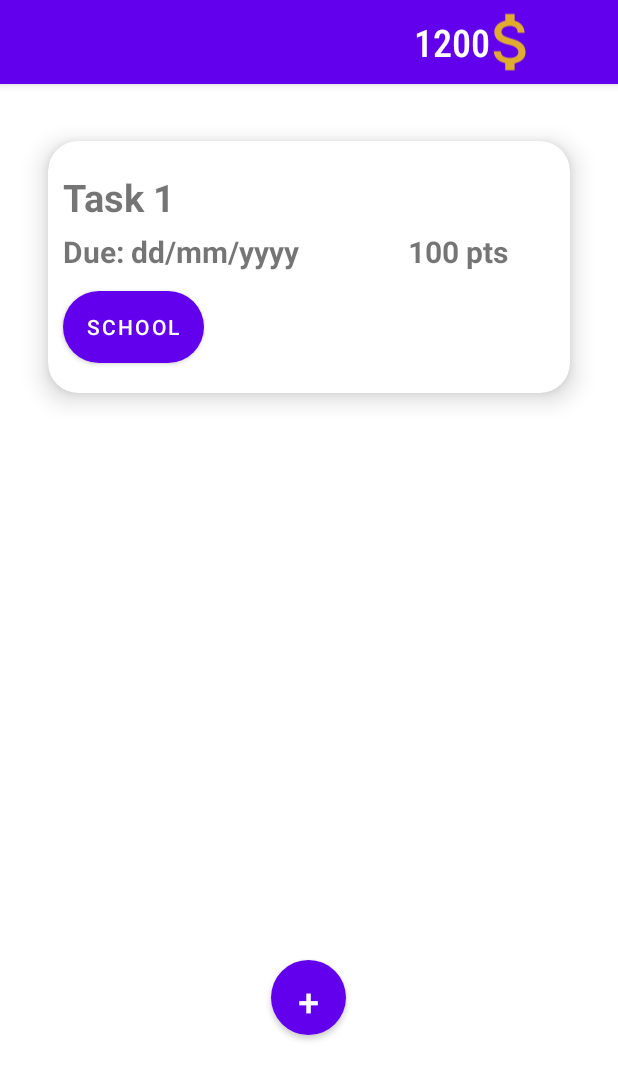
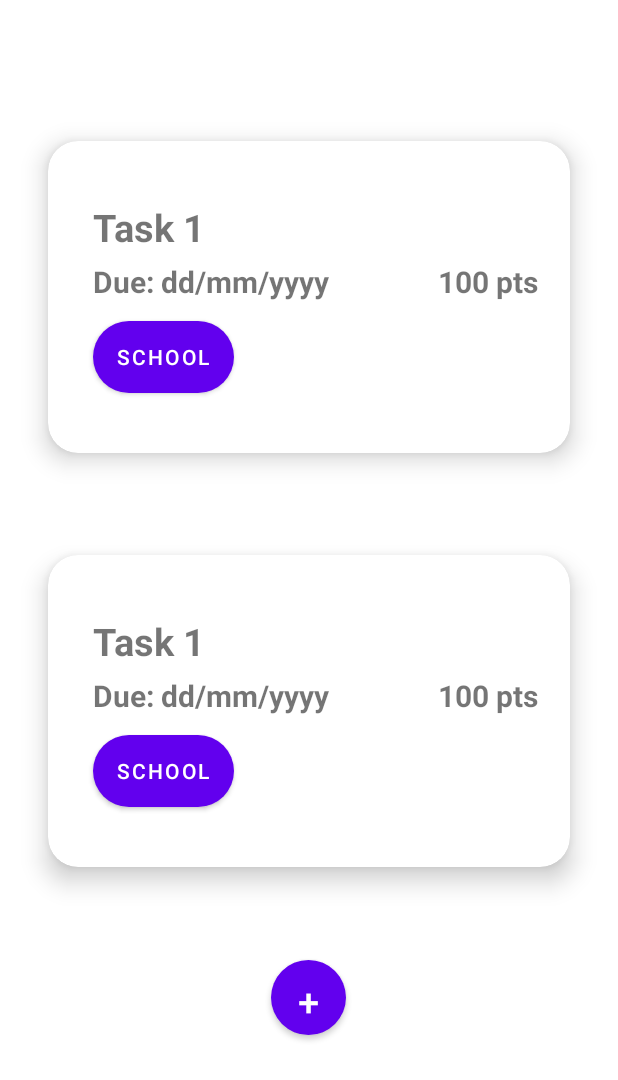
Before and after one commit to To-Doodle/To-Doodle, an Android app: the layout fragment_second.xml on its own in the app's theme, with its tools: preview values and no code run, on a phone screen of 412 x 824 dp. Shown: the top 1080 px of the screen. Run offline under Robolectric (Android 15) with nearby library versions, the light colour scheme and no system bars.

Commit message:
Double toolbar and multiple card issue fix

```diff
--- a/app/src/main/res/layout/fragment_second.xml
+++ b/app/src/main/res/layout/fragment_second.xml
@@ -6,46 +6,8 @@
     android:layout_height="match_parent"
     tools:context=".SecondFragment">
 
-    <com.google.android.material.appbar.AppBarLayout
-        android:layout_width="match_parent"
-        android:layout_height="wrap_content"
-        android:theme="@style/Theme.ToDoodle.AppBarOverlay">
-
-        <androidx.appcompat.widget.Toolbar
-            android:id="@+id/toolbar"
-            android:layout_width="match_parent"
-            android:layout_height="?attr/actionBarSize"
-            android:background="?attr/colorPrimary"
-            app:popupTheme="@style/Theme.ToDoodle.PopupOverlay">
-
-            <ImageView
-                android:id="@+id/imageView5"
-                android:layout_width="wrap_content"
-                android:layout_height="match_parent"
-                android:duplicateParentState="false"
-                android:maxWidth="50dp"
-                android:minWidth="50dp"
-                android:translationX="300dp"
-                app:srcCompat="@drawable/ic_action_name" />
-
-            <EditText
-                android:id="@+id/editTextTextPersonName2"
-                android:layout_width="wrap_content"
-                android:layout_height="match_parent"
-                android:width="56dp"
-                android:background="@null"
-                android:ems="10"
-                android:fontFamily="sans-serif-condensed-medium"
-                android:inputType="textPersonName"
-                android:text="1200"
-                android:textColor="#FFFFFF"
-                android:textColorHint="#673AB7"
-                android:textSize="25dp"
-                android:translationX="210dp" />
-        </androidx.appcompat.widget.Toolbar>
-    </com.google.android.material.appbar.AppBarLayout>
-
     <androidx.recyclerview.widget.RecyclerView
+        android:id="@+id/recycler_view"
         android:layout_width="407dp"
         android:layout_height="574dp"
         android:layout_marginStart="4dp"
--- a/app/src/main/res/layout/item_card.xml
+++ b/app/src/main/res/layout/item_card.xml
@@ -1,10 +1,7 @@
 <?xml version="1.0" encoding="utf-8"?>
-<RelativeLayout xmlns:android="http://schemas.android.com/apk/res/android"
-    android:layout_width="match_parent"
-    android:layout_height="match_parent"
-    xmlns:app="http://schemas.android.com/apk/res-auto">
-
 <androidx.cardview.widget.CardView
+    xmlns:android="http://schemas.android.com/apk/res/android"
+    xmlns:app="http://schemas.android.com/apk/res-auto"
     android:layout_width="match_parent"
     android:layout_height="wrap_content"
     android:layout_marginStart="10dp"
@@ -16,9 +13,18 @@
     app:cardElevation="10dp"
     app:cardMaxElevation="12dp"
     app:cardPreventCornerOverlap="true"
+    android:clickable="true"
+    android:focusable="true"
     app:cardUseCompatPadding="true">
 
+    <RelativeLayout
+        android:id="@+id/rl_wrapper"
+        android:layout_width="match_parent"
+        android:layout_height="match_parent"
+        android:padding="20dp">
+
         <TextView
+            android:id="@+id/title_view"
             android:layout_width="wrap_content"
             android:layout_height="wrap_content"
             android:layout_marginLeft="10dp"
@@ -29,6 +35,7 @@
             android:textStyle="bold" />
 
         <TextView
+            android:id="@+id/date_view"
             android:layout_width="wrap_content"
             android:layout_height="wrap_content"
             android:layout_marginLeft="10dp"
@@ -56,6 +63,7 @@
             android:text="100 pts"
             android:textSize="20sp"
             android:textStyle="bold" />
-    </androidx.cardview.widget.CardView>
 
     </RelativeLayout>
+
+</androidx.cardview.widget.CardView>
```
Also changed, not shown: app/src/main/res/layout/recycler_view_item.xml (deleted, +0 -29 lines). Lines whose indentation alone changed are shown as unchanged.
